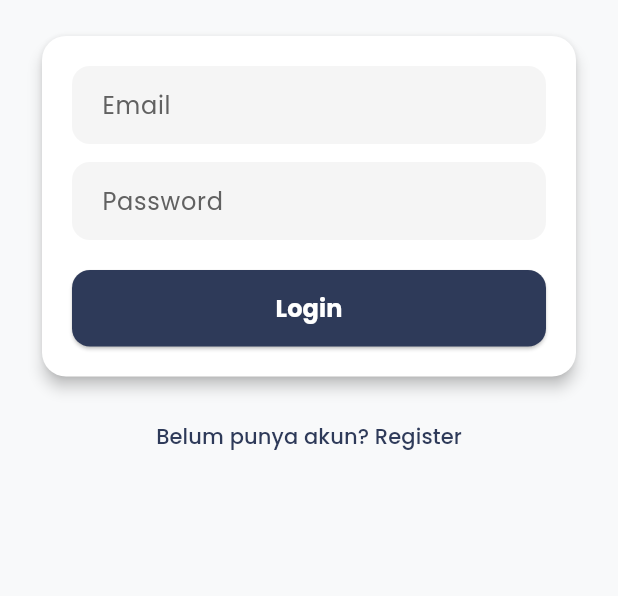
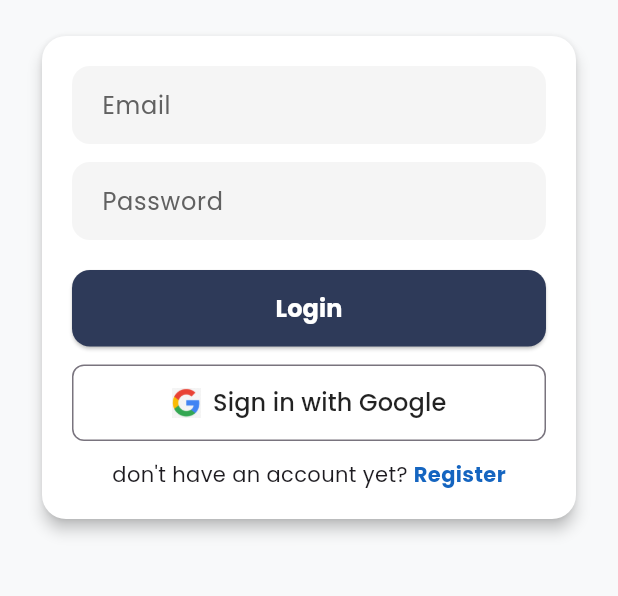
Before and after one commit to halolutfii/football-venue-booking-app, a Flutter app: the screen it shows after launch, on a phone screen of 412 x 824 dp, the part 366-962 px from its top. Run offline on Flutter 3.47's test engine with Material 3 defaults, Android fonts, the phone set to English and light mode, and no system bars; our stand-ins replace cloud_firestore, firebase_auth, firebase_core, flutter_dotenv, google_fonts, google_sign_in; accounts and stored records are empty.

Commit message:
[feat]: sign in with google, struktur temporary user

```diff
--- a/lib/main.dart
+++ b/lib/main.dart
@@ -2,6 +2,7 @@
 import 'package:flutter/material.dart';
 import 'package:flutter_dotenv/flutter_dotenv.dart';
 import 'package:football_venue_booking_app/config/env.dart';
+import 'package:football_venue_booking_app/screen/pages/user/booking_screen.dart';
 import 'package:provider/provider.dart';
 import 'package:google_fonts/google_fonts.dart';
 
@@ -9,6 +10,7 @@
 import 'providers/user_provider.dart';
 
 import 'screen/home_screen.dart';
+import 'screen/pages/account_screen.dart';
 
 import 'widgets/appbar.dart';
 
@@ -68,7 +70,8 @@
   }
   final List<Widget> _screens = [
     HomeScreen(),
-
+    BookingScreen(),
+    AccountScreen()
   ];
   final List<String> _titles = ['Home', 'Booking', 'Account'];
 
--- a/lib/providers/auth_provider.dart
+++ b/lib/providers/auth_provider.dart
@@ -14,13 +14,13 @@ class AuthProvider extends ChangeNotifier {
   String? get errorMessage => _errorMessage;
   bool get isLoading => _isLoading;
 
-  Future<bool> signInWithEmail(String email, String password, UserProvider profileProvider) async {
+  Future<bool> signInWithEmail(String email, String password, UserProvider userProvider) async {
     _setLoading(true);
     try {
       _user = await _authService.signInWithEmail(email, password);
 
       if (user != null) {
-        await profileProvider.loadProfile(_user!.uid);
+        await userProvider.loadProfile(user!.uid);
         _user = user;
       }
 
--- a/lib/screen/auth/login_screen.dart
+++ b/lib/screen/auth/login_screen.dart
@@ -1,6 +1,6 @@
 import 'package:flutter/material.dart';
+import 'package:google_fonts/google_fonts.dart';
 import 'package:provider/provider.dart';
-import 'package:google_fonts/google_fonts.dart';
 
 import '../../main.dart';
 
@@ -119,22 +119,63 @@ class _LoginScreenState extends State<LoginScreen> {
                               ),
                       ),
                     ),
+                    const SizedBox(height: 12),
+
+                    // GOOGLE SIGN IN BUTTON
+                    SizedBox(
+                      width: double.infinity,
+                      child: OutlinedButton.icon(
+                        icon: Image.asset(
+                          "assets/images/google.png",
+                          height: 20,
+                        ),
+                        label: const Text(
+                          "Sign in with Google",
+                          style: TextStyle(color: Colors.black87, fontSize: 16),
+                        ),
+                          style: ElevatedButton.styleFrom(
+                            padding: const EdgeInsets.symmetric(vertical: 14),
+                            shape: RoundedRectangleBorder(
+                              borderRadius: BorderRadius.circular(8),
+                            ),
+                          ),
+                        onPressed: () async {
+                          final success = await authProvider.signInWithGoogle();
+                          if (success && mounted) {
+                            Navigator.pushNamed(context, AppRoutes.main);
+                          } else {
+                            ScaffoldMessenger.of(context).showSnackBar(
+                              SnackBar(
+                                  content: Text(authProvider.errorMessage ??
+                                      "Google Sign-In failed")),
+                            );
+                          }
+                        },
+                      ),
+                    ),
+                    const SizedBox(height: 12),
+
+                    Row(
+                      mainAxisAlignment: MainAxisAlignment.center,
+                      children: [
+                        const Text("don't have an account yet? "),
+                        GestureDetector(
+                          onTap: () {
+                            Navigator.pushReplacementNamed(context, AppRoutes.register);
+                          },
+                          child: Text(
+                            "Register",
+                            style: TextStyle(color: Colors.blue.shade800, fontWeight: FontWeight.bold),
+                          ),
+                        ),
+                      ],
+                    ),
                   ],
                 ),
               ),
             ),
 
             const SizedBox(height: 12),
-
-            TextButton(
-                      onPressed: () {
-                        Navigator.pushNamed(context, AppRoutes.register);
-                      },
-                      child: Text(
-                        "Belum punya akun? Register",
-                        style: GoogleFonts.poppins(color: const Color(0xFF2E3A59)),
-                      ),
-                    ),
             // Footer(),
           ],
         ),
--- a/lib/screen/auth/register_screen.dart
+++ b/lib/screen/auth/register_screen.dart
@@ -117,7 +117,7 @@ class _RegisterScreenState extends State<RegisterScreen> {
                             backgroundColor: const Color(0xFF2E3A59),
                             padding: const EdgeInsets.symmetric(vertical: 14),
                             shape: RoundedRectangleBorder(
-                              borderRadius: BorderRadius.circular(12),
+                              borderRadius: BorderRadius.circular(8),
                             ),
                           ),
                           child: _isLoading
@@ -139,7 +139,7 @@ class _RegisterScreenState extends State<RegisterScreen> {
                       Row(
                         mainAxisAlignment: MainAxisAlignment.center,
                         children: [
-                          const Text("Sudah punya akun? "),
+                          const Text("Already have account? "),
                           GestureDetector(
                             onTap: () {
                               Navigator.pushReplacementNamed(context, AppRoutes.login);
--- a/pubspec.yaml
+++ b/pubspec.yaml
@@ -69,6 +69,7 @@ flutter:
   assets:
   - .env
   - assets/images/solecode.png
+  - assets/images/google.png
   # - images/a_dot_burr.jpeg
   #   - images/a_dot_ham.jpeg
 
```
Also changed, not shown: lib/screen/pages/account_screen.dart (added, +37 -0 lines), lib/screen/pages/user/booking_screen.dart (added, +35 -0 lines), assets/images/google.png (added), lib/screen/pages/user/tabs/booked.dart (added), lib/screen/pages/user/tabs/history.dart (added).
